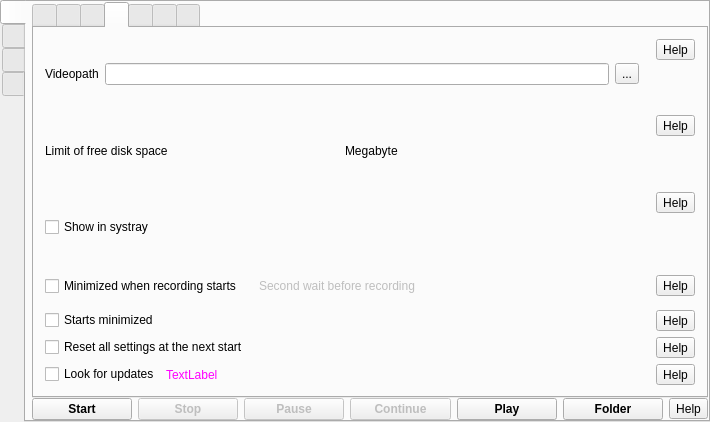
This is src/formMainWindow.ui in vkohaupt/vokoscreenNG as Qt 5 draws it before an edit. The edited form follows.
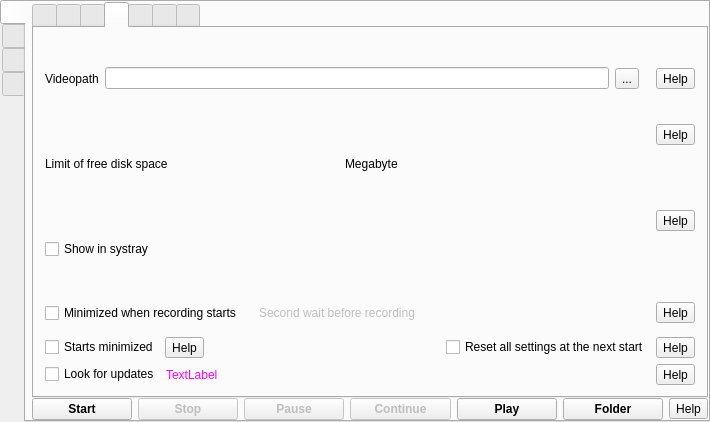
This is the edited form. Icons and pictures are not drawn.

```diff
--- a/src/formMainWindow.ui
+++ b/src/formMainWindow.ui
@@ -976,7 +976,7 @@
                 </layout>
                </widget>
               </item>
-              <item alignment="Qt::AlignTop">
+              <item alignment="Qt::AlignVCenter">
                <widget class="QToolButton" name="help_screencast_videopath">
                 <property name="toolTip">
                  <string notr="true"/>
@@ -1128,19 +1128,6 @@
                 </property>
                </widget>
               </item>
-              <item>
-               <spacer name="horizontalSpacer_22">
-                <property name="orientation">
-                 <enum>Qt::Horizontal</enum>
-                </property>
-                <property name="sizeHint" stdset="0">
-                 <size>
-                  <width>40</width>
-                  <height>20</height>
-                 </size>
-                </property>
-               </spacer>
-              </item>
               <item>
                <widget class="QToolButton" name="help_screencast_startsminimized">
                 <property name="text">
@@ -1148,10 +1135,19 @@
                 </property>
                </widget>
               </item>
-             </layout>
-            </item>
-            <item>
-             <layout class="QHBoxLayout" name="horizontalLayout_7">
+              <item>
+               <spacer name="horizontalSpacer_22">
+                <property name="orientation">
+                 <enum>Qt::Horizontal</enum>
+                </property>
+                <property name="sizeHint" stdset="0">
+                 <size>
+                  <width>40</width>
+                  <height>20</height>
+                 </size>
+                </property>
+               </spacer>
+              </item>
               <item>
                <widget class="QCheckBox" name="checkBoxResetAtNextStart">
                 <property name="text">
@@ -1159,19 +1155,6 @@
                 </property>
                </widget>
               </item>
-              <item>
-               <spacer name="horizontalSpacer_17">
-                <property name="orientation">
-                 <enum>Qt::Horizontal</enum>
-                </property>
-                <property name="sizeHint" stdset="0">
-                 <size>
-                  <width>40</width>
-                  <height>20</height>
-                 </size>
-                </property>
-               </spacer>
-              </item>
               <item>
                <widget class="QToolButton" name="help_screencast_deleteallsettings">
                 <property name="text">
```
